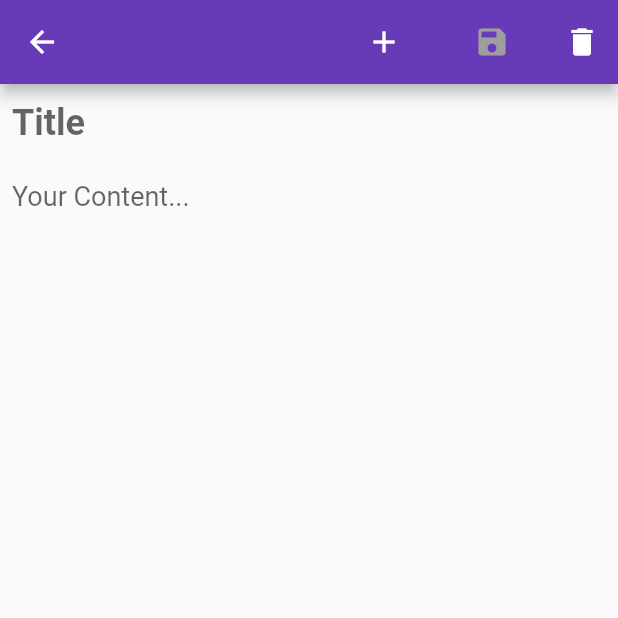
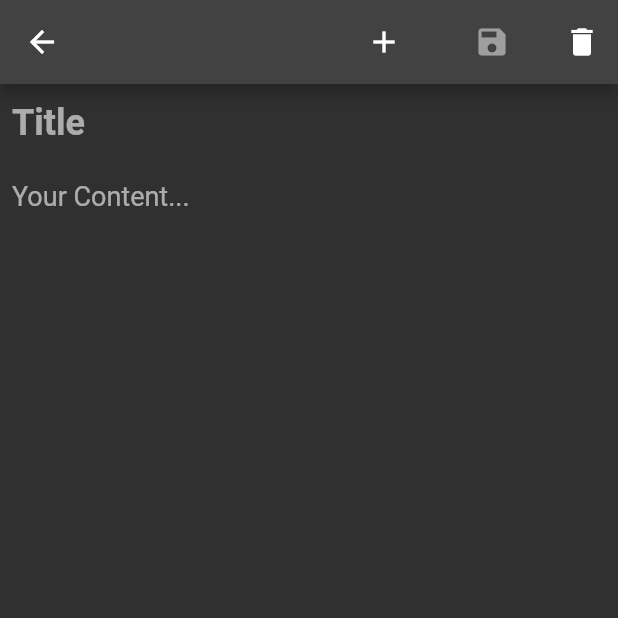
Before and after one commit to Hadi719/FlutterKeep, a Flutter app: the screen it shows after launch, after a tap on the "add" icon, on a phone screen of 412 x 824 dp, the top half of it. Run offline on Flutter 3.47's test engine with Material 2 defaults, Android fonts, the phone set to English and light mode, and no system bars; our stand-ins replace sqflite; accounts and stored records are empty; generated files the repository leaves out were written again.

Commit message:
Dark Theme.

```diff
--- a/lib/main.dart
+++ b/lib/main.dart
@@ -23,14 +23,7 @@ class MyApp extends StatelessWidget {
     return MaterialApp(
       title: 'My Note',
       debugShowCheckedModeBanner: false,
-      theme: ThemeData(
-        primarySwatch: Colors.deepPurple,
-        primaryColor: Colors.deepPurple,
-        appBarTheme: const AppBarTheme(
-          color: Colors.deepPurple,
-        ),
-      ),
-      darkTheme: ThemeData.dark(),
+      theme: ThemeData.dark(),
       initialRoute: StarterScreen.routeName,
       routes: {
         StarterScreen.routeName: (context) => const StarterScreen(),
```
